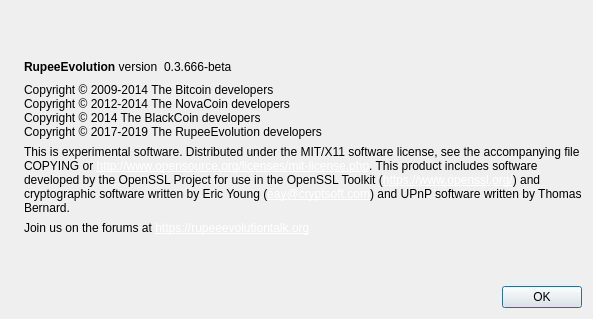
Old version of the form src/qt/forms/aboutdialog.ui in the repository Rupee-Foundation/Rupee-Evolution.
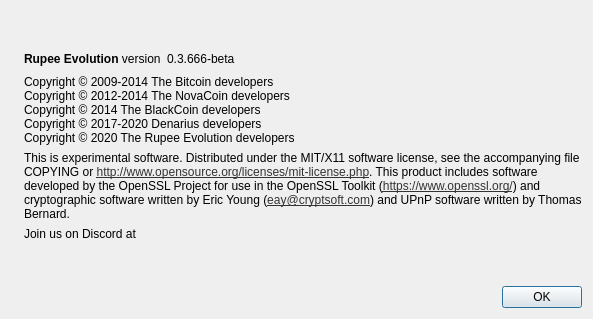
New version of the form. Icons and pictures are not drawn.

```diff
--- a/src/qt/forms/aboutdialog.ui
+++ b/src/qt/forms/aboutdialog.ui
@@ -50,7 +50,7 @@
           <cursorShape>IBeamCursor</cursorShape>
          </property>
          <property name="text">
-          <string>&lt;b&gt;RupeeEvolution&lt;/b&gt; version</string>
+          <string>&lt;b&gt;Rupee Evolution&lt;/b&gt; version</string>
          </property>
          <property name="textInteractionFlags">
           <set>Qt::LinksAccessibleByMouse|Qt::TextSelectableByKeyboard|Qt::TextSelectableByMouse</set>
@@ -94,7 +94,8 @@
         <string>Copyright © 2009-2014 The Bitcoin developers
 Copyright © 2012-2014 The NovaCoin developers
 Copyright © 2014 The BlackCoin developers
-Copyright © 2017-2019 The RupeeEvolution developers</string>
+Copyright © 2017-2020 Denarius developers
+Copyright © 2020 The Rupee Evolution developers</string>
        </property>
        <property name="textInteractionFlags">
         <set>Qt::LinksAccessibleByMouse|Qt::TextSelectableByKeyboard|Qt::TextSelectableByMouse</set>
@@ -110,9 +111,9 @@
         <string>
 This is experimental software.
 
-Distributed under the MIT/X11 software license, see the accompanying file COPYING or &lt;a href=&quot;http://www.opensource.org/licenses/mit-license.php&quot; style=&quot;color: #FFF;&quot;&gt;http://www.opensource.org/licenses/mit-license.php&lt;/a&gt;.
+Distributed under the MIT/X11 software license, see the accompanying file COPYING or &lt;a href=&quot;http://www.opensource.org/licenses/mit-license.php&quot; style=&quot;color: #333;&quot;&gt;http://www.opensource.org/licenses/mit-license.php&lt;/a&gt;.
 
-This product includes software developed by the OpenSSL Project for use in the OpenSSL Toolkit (&lt;a href=&quot;https://www.openssl.org/&quot; style=&quot;color: #FFF;&quot;&gt;https://www.openssl.org/&lt;/a&gt;) and cryptographic software written by Eric Young (&lt;a href=&quot;mailto:eay@cryptsoft.com&quot; style=&quot;color: #FFF;&quot;&gt;eay@cryptsoft.com&lt;/a&gt;) and UPnP software written by Thomas Bernard.</string>
+This product includes software developed by the OpenSSL Project for use in the OpenSSL Toolkit (&lt;a href=&quot;https://www.openssl.org/&quot; style=&quot;color: #333;&quot;&gt;https://www.openssl.org/&lt;/a&gt;) and cryptographic software written by Eric Young (&lt;a href=&quot;mailto:eay@cryptsoft.com&quot; style=&quot;color: #333;&quot;&gt;eay@cryptsoft.com&lt;/a&gt;) and UPnP software written by Thomas Bernard.</string>
        </property>
        <property name="textFormat">
         <enum>Qt::RichText</enum>
@@ -131,7 +132,7 @@
      <item>
       <widget class="QLabel" name="label_3">
        <property name="text">
-        <string>Join us on the forums at &lt;a href=&quot;https://rupeeevolutiontalk.org&quot; style=&quot;color: #FFF;&quot;&gt;https://rupeeevolutiontalk.org&lt;/a&gt;</string>
+        <string>Join us on Discord at &lt;a href=&quot;https://discord.gg/rqQ9fUW&quot; style=&quot;color: #333;&quot;&gt;</string>
        </property>
        <property name="openExternalLinks">
         <bool>true</bool>
```
Left out of the diff: 2 changed lines with no effect on the pictures.
